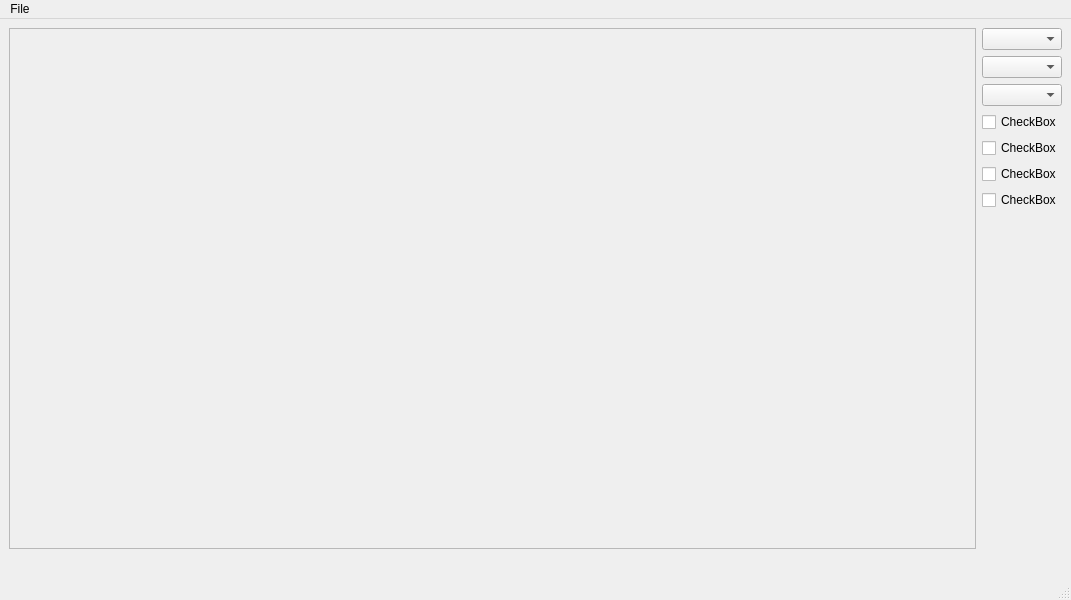
This is main.ui in vrodin/mega-memory as Qt 5 draws it before an edit. The edited form follows.
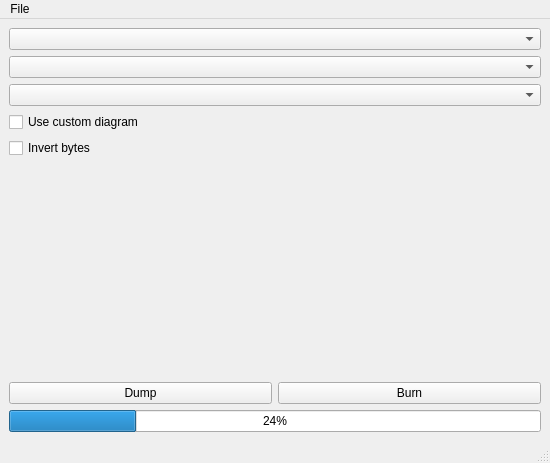
This is the edited form.

What changed in the file:
```diff
--- a/main.ui
+++ b/main.ui
@@ -6,50 +6,14 @@
    <rect>
     <x>0</x>
     <y>0</y>
-    <width>1071</width>
-    <height>600</height>
+    <width>550</width>
+    <height>463</height>
    </rect>
   </property>
   <property name="windowTitle">
    <string>EepromMega</string>
   </property>
   <widget class="QWidget" name="centralwidget">
-   <layout class="QHBoxLayout" name="horizontalLayout">
-    <item>
-     <layout class="QVBoxLayout" name="verticalLayout_2">
-      <item>
-       <widget class="QScrollArea" name="scrollArea">
-        <property name="widgetResizable">
-         <bool>true</bool>
-        </property>
-        <widget class="QWidget" name="extWid">
-         <property name="geometry">
-          <rect>
-           <x>0</x>
-           <y>0</y>
-           <width>954</width>
-           <height>510</height>
-          </rect>
-         </property>
-        </widget>
-       </widget>
-      </item>
-      <item>
-       <spacer name="horizontalSpacer">
-        <property name="orientation">
-         <enum>Qt::Horizontal</enum>
-        </property>
-        <property name="sizeHint" stdset="0">
-         <size>
-          <width>40</width>
-          <height>20</height>
-         </size>
-        </property>
-       </spacer>
-      </item>
-     </layout>
-    </item>
-    <item>
      <layout class="QVBoxLayout" name="verticalLayout">
       <item>
        <widget class="QComboBox" name="aPorts"/>
@@ -63,28 +27,14 @@
       <item>
        <widget class="QCheckBox" name="checkBox">
         <property name="text">
-         <string>CheckBox</string>
+       <string>Use custom diagram</string>
         </property>
        </widget>
       </item>
       <item>
        <widget class="QCheckBox" name="checkBox_2">
         <property name="text">
-         <string>CheckBox</string>
-        </property>
-       </widget>
-      </item>
-      <item>
-       <widget class="QCheckBox" name="checkBox_3">
-        <property name="text">
-         <string>CheckBox</string>
-        </property>
-       </widget>
-      </item>
-      <item>
-       <widget class="QCheckBox" name="checkBox_4">
-        <property name="text">
-         <string>CheckBox</string>
+       <string>Invert bytes</string>
         </property>
        </widget>
       </item>
@@ -96,13 +46,36 @@
         <property name="sizeHint" stdset="0">
          <size>
           <width>20</width>
-          <height>40</height>
+        <height>207</height>
          </size>
         </property>
        </spacer>
       </item>
+    <item>
+     <layout class="QHBoxLayout" name="horizontalLayout">
+      <item>
+       <widget class="QPushButton" name="dumpBtn">
+        <property name="text">
+         <string>Dump</string>
+        </property>
+       </widget>
+      </item>
+      <item>
+       <widget class="QPushButton" name="burnBtn">
+        <property name="text">
+         <string>Burn</string>
+        </property>
+       </widget>
+      </item>
      </layout>
     </item>
+    <item>
+     <widget class="QProgressBar" name="progressBar">
+      <property name="value">
+       <number>24</number>
+      </property>
+     </widget>
+    </item>
    </layout>
   </widget>
   <widget class="QMenuBar" name="menubar">
@@ -110,7 +83,7 @@
     <rect>
      <x>0</x>
      <y>0</y>
-     <width>1071</width>
+     <width>550</width>
      <height>20</height>
     </rect>
    </property>
```
Left out of the diff: 4 changed lines with no effect on the pictures. Lines whose indentation alone changed are shown as unchanged.
